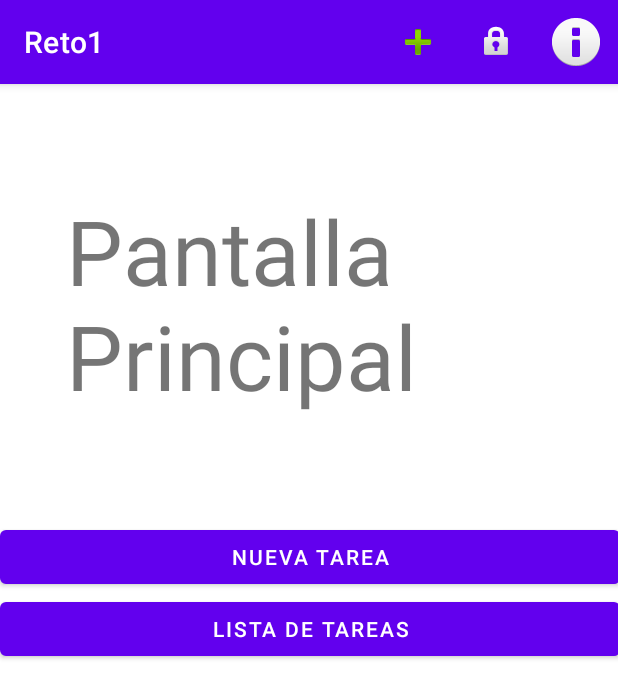
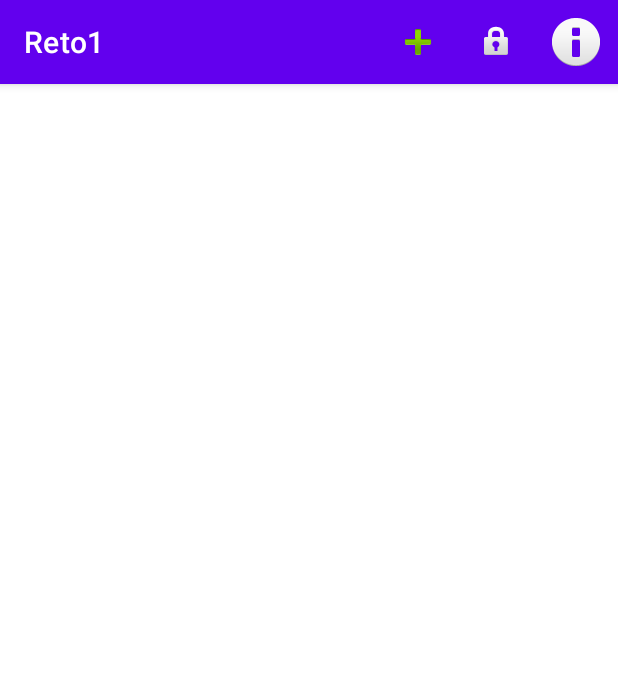
Before and after one commit to Unai-GarciaGi/Reto_Moviles_1, an Android app: the PantallaPrincipal screen opened directly, with no data from a screen before it, after a tap on "Nueva Tarea", on a phone screen of 412 x 824 dp. Shown: the top 698 px of the screen. Run offline under Robolectric (Android 15) with nearby library versions, the phone set to English and light mode, and no system bars.

Commit message:
Creada la clase ActionBarOpciones para manejar las opciones del action bar. Creada la pantalla de nuevas tareas (vacía) El action bar y la pantalla principal llevan a la pantalla de nuevas tareas

```diff
--- a/app/src/main/AndroidManifest.xml
+++ b/app/src/main/AndroidManifest.xml
@@ -9,6 +9,9 @@
         android:roundIcon="@mipmap/ic_launcher_round"
         android:supportsRtl="true"
         android:theme="@style/Theme.Reto1">
+        <activity
+            android:name=".PantallaNuevaTarea"
+            android:exported="true" />
         <activity
             android:name=".PantallaPrincipal"
             android:exported="true" />
--- /dev/null
+++ b/app/src/main/java/com/example/reto1/ActionBarOpciones.java
@@ -0,0 +1,26 @@
+package com.example.reto1;
+
+import android.content.Context;
+import android.content.Intent;
+
+public class ActionBarOpciones {
+
+    public ActionBarOpciones(){}
+
+    public void abNuevaTarea(Context contexto){
+        Intent i = new Intent(contexto, PantallaNuevaTarea.class);
+        contexto.startActivity(i);
+    }
+    /*
+    public void abContrasena(Context contexto){
+        Intent i = new Intent(contexto, PantallaContrasena.class);
+        contexto.startActivity(i);
+    }
+
+    public void abAcercaDe(Context contexto){
+        Intent i = new Intent(contexto, PantallaAcercaDe.class);
+        contexto.startActivity(i);
+    }
+    */
+
+}
--- /dev/null
+++ b/app/src/main/java/com/example/reto1/PantallaNuevaTarea.java
@@ -0,0 +1,21 @@
+package com.example.reto1;
+
+import androidx.appcompat.app.AppCompatActivity;
+
+import android.os.Bundle;
+import android.view.Menu;
+
+public class PantallaNuevaTarea extends AppCompatActivity {
+
+    @Override
+    protected void onCreate(Bundle savedInstanceState) {
+        super.onCreate(savedInstanceState);
+        setContentView(R.layout.activity_pantalla_nueva_tarea);
+    }
+
+    @Override
+    public boolean onCreateOptionsMenu(Menu menu) {
+        getMenuInflater().inflate(R.menu.action_bar_principal, menu);
+        return true;
+    }
+}
--- a/app/src/main/java/com/example/reto1/PantallaPrincipal.java
+++ b/app/src/main/java/com/example/reto1/PantallaPrincipal.java
@@ -1,9 +1,13 @@
 package com.example.reto1;
 
+import androidx.annotation.NonNull;
 import androidx.appcompat.app.AppCompatActivity;
 
+import android.content.Intent;
 import android.os.Bundle;
 import android.view.Menu;
+import android.view.MenuItem;
+import android.view.View;
 
 public class PantallaPrincipal extends AppCompatActivity {
 
@@ -18,4 +22,30 @@ public class PantallaPrincipal extends AppCompatActivity {
         getMenuInflater().inflate(R.menu.action_bar_principal, menu);
         return true;
     }
+
+    @Override
+    public boolean onOptionsItemSelected(@NonNull MenuItem item) {
+        ActionBarOpciones abOpciones = new ActionBarOpciones();
+        int id = item.getItemId();
+        if (id==R.id.abNuevaTarea) {
+            abOpciones.abNuevaTarea(this);
+        }
+        if (id==R.id.abContrasena) {
+            //abOpciones.abContrasena(this);
+        }
+        if (id==R.id.abAcercaDe) {
+            //abOpciones.abAcercaDe(this);
+        }
+        return super.onOptionsItemSelected(item);
+    }
+
+    public void abrirNuevaTarea(View view){
+        Intent i = new Intent(this, PantallaNuevaTarea.class );
+        startActivity(i);
+    }
+
+    public void listaTareas(View view){
+        //Intent i = new Intent(this, PantallaListaTareas.class );
+        //startActivity(i);
+    }
 }
--- /dev/null
+++ b/app/src/main/res/layout/activity_pantalla_nueva_tarea.xml
@@ -0,0 +1,9 @@
+<?xml version="1.0" encoding="utf-8"?>
+<androidx.constraintlayout.widget.ConstraintLayout xmlns:android="http://schemas.android.com/apk/res/android"
+    xmlns:app="http://schemas.android.com/apk/res-auto"
+    xmlns:tools="http://schemas.android.com/tools"
+    android:layout_width="match_parent"
+    android:layout_height="match_parent"
+    tools:context=".PantallaNuevaTarea">
+
+</androidx.constraintlayout.widget.ConstraintLayout>
--- a/app/src/main/res/layout/activity_pantalla_principal.xml
+++ b/app/src/main/res/layout/activity_pantalla_principal.xml
@@ -20,12 +20,14 @@
             android:id="@+id/btnNuevaTarea"
             android:layout_width="match_parent"
             android:layout_height="wrap_content"
+            android:onClick="abrirNuevaTarea"
             android:text="@string/nuevaTarea" />
 
         <Button
             android:id="@+id/btnListaTareas"
             android:layout_width="match_parent"
             android:layout_height="wrap_content"
+            android:onClick="listaTareas"
             android:text="@string/listaTareas" />
     </LinearLayout>
 
```
